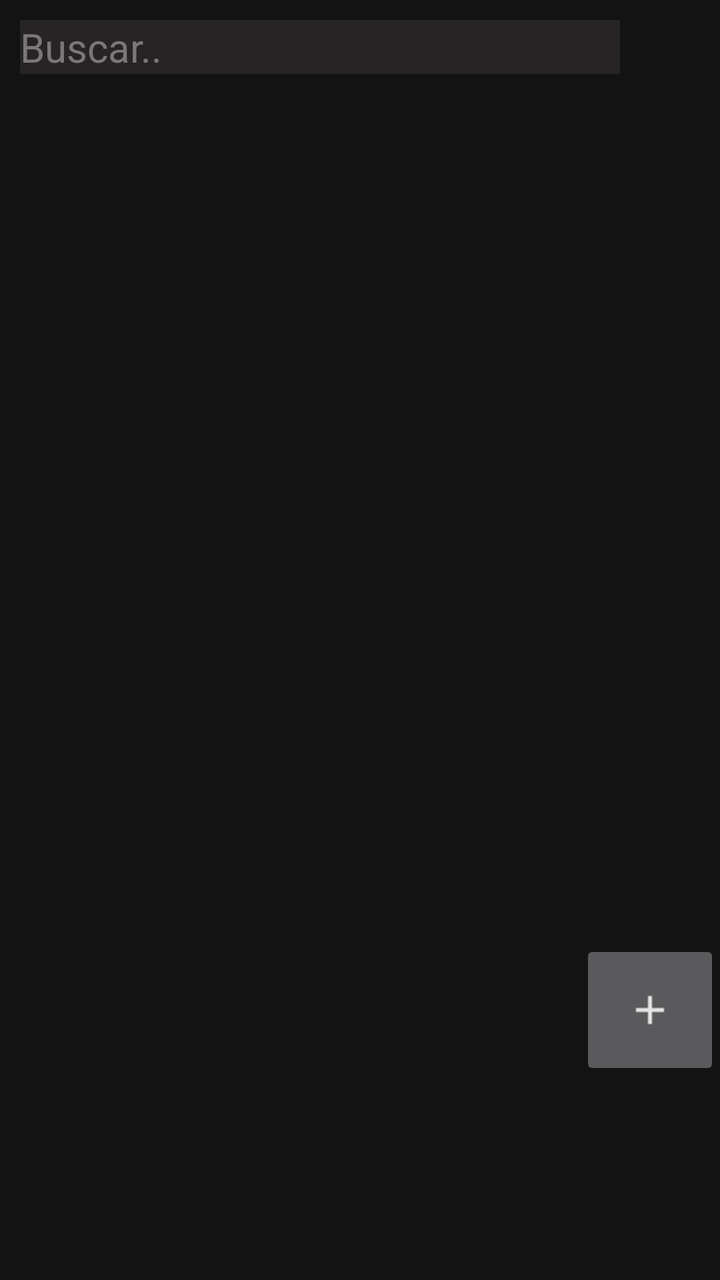
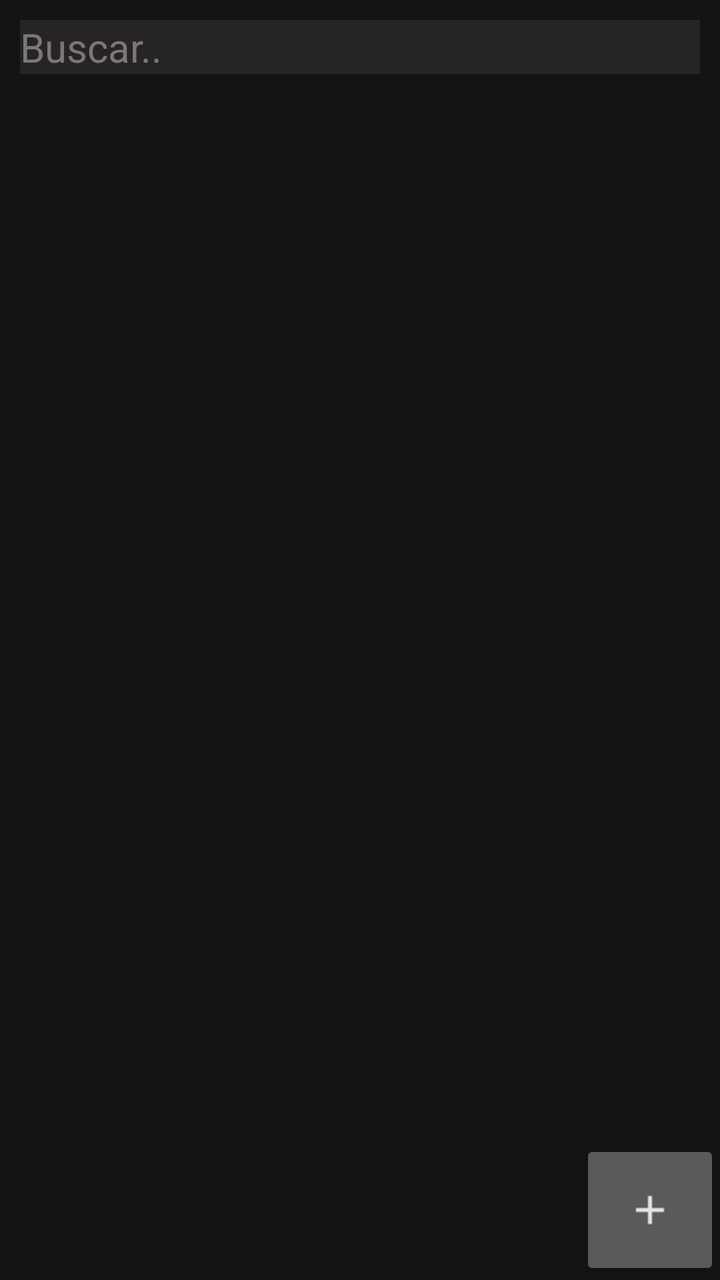

Compare the two renders of this Android layout. The source of the first and the diff that turns it into the second are given below.
<!-- AndroidManifest.xml: application theme Theme.AppCompat.NoActionBar -->
<!-- res/layout/activity_list_reproduction.xml -->
<?xml version="1.0" encoding="UTF-8"?>
<LinearLayout xmlns:android="http://schemas.android.com/apk/res/android"
    xmlns:app="http://schemas.android.com/apk/res-auto"
    android:id="@+id/layoutPrincipal"
    android:layout_width="match_parent"
    android:layout_height="match_parent"
    android:orientation="vertical"
    android:background="#131313">
    <FrameLayout 
        android:id="@+id/Layoutinterno"
        android:layout_width="match_parent"
        android:layout_height="540dp"
        android:gravity="center_horizontal">
        <ScrollView
            android:layout_width="match_parent"
            android:layout_height="match_parent">
            <FrameLayout 
                android:layout_width="match_parent"
                android:layout_height="wrap_content"
                android:orientation="vertical"
                android:gravity="center_horizontal">
                <LinearLayout
                    android:layout_width="match_parent"
                    android:layout_height="wrap_content"
                    android:orientation="vertical">
                    <TextView
                        android:id="@+id/input_button"
                        android:layout_width="300dp"
                        android:layout_height="wrap_content"
                        android:layout_margin="10dp"
                        android:textSize="20sp"
                        android:text="Buscar.."
                        android:background="#262424"
                        android:textColor="#7c7777"
                        android:clickable="true"
                        android:focusable="true"/>
                    <GridLayout
                        android:id="@+id/gridLayout"
                        android:layout_width="match_parent"
                        android:layout_height="match_parent"
                        android:columnCount="2"
                        android:padding="2dp"
                        android:layout_margin="2dp"
                        android:orientation="horizontal">
                        
                    </GridLayout>
                </LinearLayout>
            </FrameLayout>
        </ScrollView>
        
        <ImageButton
            android:id="@+id/btnCreateList"
            android:layout_width="70dp"
            android:layout_height="70dp"
            android:layout_gravity="bottom|end"
            android:src="@drawable/ic_create_list"/>
    </FrameLayout>
    
</LinearLayout>
<!-- resources referenced by this layout -->
<resources>
  <!-- drawable ic_create_list: png bitmap (drawable, 149 bytes) -->
</resources>

<!-- the commit's change to res/layout/activity_list_reproduction.xml (unified diff, before → after) -->
@@ -9,11 +9,12 @@
     <FrameLayout 
         android:id="@+id/Layoutinterno"
         android:layout_width="match_parent"
-        android:layout_height="540dp"
+        android:layout_height="0dp"
+        android:layout_weight="1"
         android:gravity="center_horizontal">
         <ScrollView
             android:layout_width="match_parent"
-            android:layout_height="match_parent">
+            android:layout_height="wrap_content">
             <FrameLayout 
                 android:layout_width="match_parent"
                 android:layout_height="wrap_content"
@@ -25,7 +26,7 @@
                     android:orientation="vertical">
                     <TextView
                         android:id="@+id/input_button"
-                        android:layout_width="300dp"
+                        android:layout_width="match_parent"
                         android:layout_height="wrap_content"
                         android:layout_margin="10dp"
                         android:textSize="20sp"
